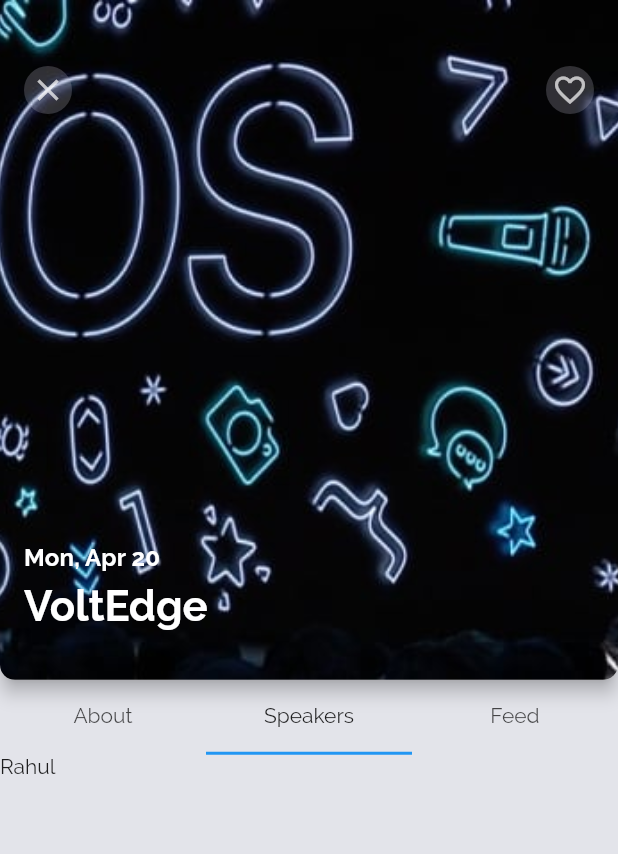
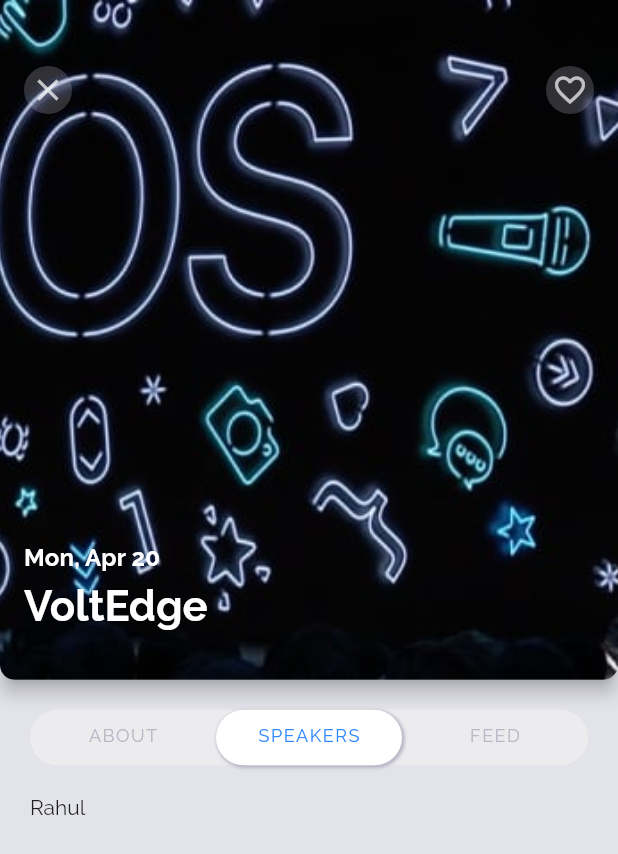
Before and after one commit to RahulNagaraj/tech_hub_ui, a Flutter app: the EventDetailsPage screen opened directly with empty values, tab 2 chosen, on a phone screen of 412 x 824 dp. Shown: the top 854 px of the screen. Run offline on Flutter 3.47's test engine with Material 2 defaults, Android fonts, the phone set to English and light mode, and no system bars.

Commit message:
style tabs

```diff
--- a/lib/pages/event_details.dart
+++ b/lib/pages/event_details.dart
@@ -98,29 +98,92 @@ class EventDetailsPage extends StatelessWidget {
           ),
           DefaultTabController(
             length: 3,
+            child: SizedBox(
+              height: screenHeight * 0.45,
+              child: Container(
+                padding: const EdgeInsets.only(
+                  left: 20.0,
+                  right: 20.0,
+                  top: 20.0,
+                  bottom: 0.0,
+                ),
                 child: Column(
                   children: <Widget>[
                     Container(
-                  constraints: BoxConstraints.expand(height: 50),
+                      height: 37.0,
+                      child: Material(
+                        elevation: 0.0,
+                        borderRadius: BorderRadius.circular(30.0),
+                        color: tabBackgroundColor,
                         child: TabBar(
+                          labelColor: tabTextColor,
+                          labelStyle: TextStyle(
+                            fontWeight: FontWeight.w500,
+                            fontSize: 12.0,
+                            letterSpacing: 1.0,
+                          ),
+                          unselectedLabelStyle: TextStyle(
+                            fontWeight: FontWeight.w500,
+                            fontSize: 12.0,
+                            letterSpacing: 1.0,
+                          ),
+                          unselectedLabelColor: greyTextColor,
+                          indicatorSize: TabBarIndicatorSize.tab,
+                          indicatorColor: Colors.transparent,
+                          indicator: BoxDecoration(
+                            borderRadius: BorderRadius.circular(30),
+                            boxShadow: [
+                              BoxShadow(
+                                color: greyTextColor,
+                                offset: Offset(1.0, 1.0),
+                                spreadRadius: 1.0,
+                                blurRadius: 1.0,
+                              ),
+                            ],
+                            color: Colors.white,
+                          ),
                           tabs: <Widget>[
-                      Tab(text: 'About'),
-                      Tab(text: 'Speakers'),
-                      Tab(text: 'Feed'),
+                            Tab(
+                              text: 'ABOUT',
+                            ),
+                            Tab(
+                              text: 'SPEAKERS',
+                            ),
+                            Tab(
+                              text: 'FEED',
+                            ),
+                          ],
+                        ),
+                      ),
+                    ),
+                    Expanded(
+                      child: SingleChildScrollView(
+                        physics: BouncingScrollPhysics(),
+                        scrollDirection: Axis.vertical,
+                        child: Container(
+                          padding: const EdgeInsets.only(top: 20.0),
+                          height: screenHeight - 30,
+                          child: TabBarView(
+                            children: <Widget>[
+                              Container(
+                                child: Column(
+                                  children: <Widget>[
+                                    Text(
+                                        '${args.event.description} ${args.event.description} ${args.event.description} ${args.event.description} ${args.event.description} ${args.event.description} ${args.event.description} ${args.event.description} ${args.event.description} ${args.event.description}'),
                                   ],
                                 ),
                               ),
                               Container(
-                  constraints: BoxConstraints.expand(height: 50),
-                  child: TabBarView(
-                    children: <Widget>[
-                      Container(child: Text(args.event.description)),
-                      Container(child: Text(args.event.speaker[0].firstName)),
+                                  child: Text(args.event.speaker[0].firstName)),
                               Container(child: Text('Upcoming')),
                             ],
                           ),
+                        ),
+                      ),
                     )
                   ],
+                ),
+              ),
             ),
           ),
         ],
--- a/lib/styles/colors.dart
+++ b/lib/styles/colors.dart
@@ -9,6 +9,8 @@ final Color greyTextColor = Color(0xFFB9B8C7);
 final Color brownTextColor = Color(0xFF513C50);
 final Color darkBlueColor = Color(0xFF09125F);
 final Color lightOrangeColor = Color(0xFFC24E59);
+final Color tabTextColor = Color(0xFF2E88FF);
+final Color tabBackgroundColor = Color(0xFFECEBEE);
 
 final LinearGradient event1 = LinearGradient(
   colors: [secondaryTextColor, tertiaryTextColor],
```
Lines whose indentation alone changed are shown as unchanged.
